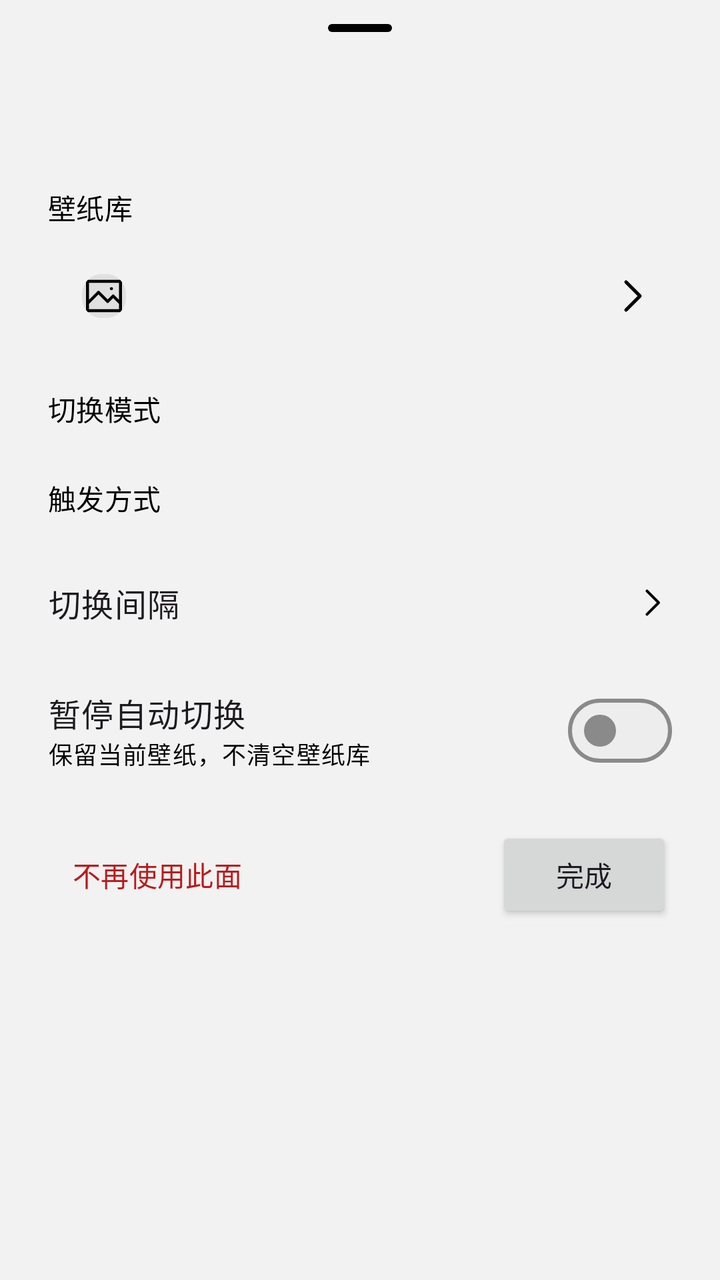
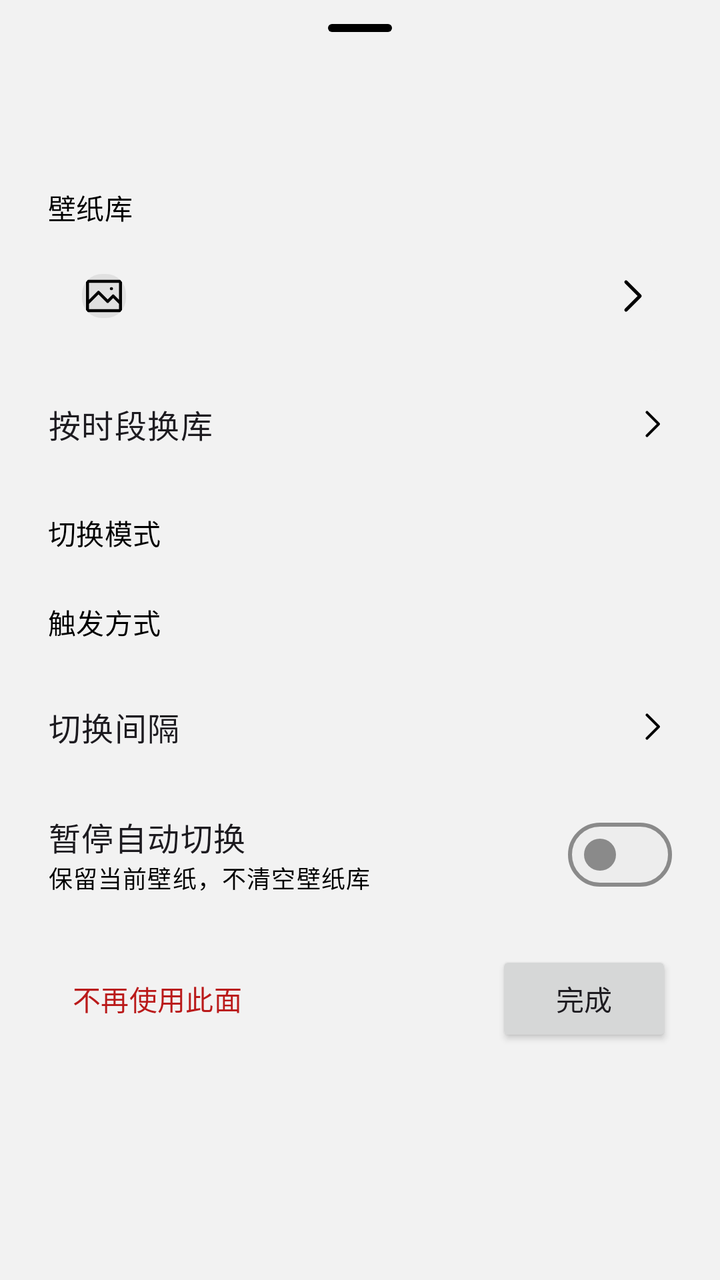

An Android layout rendered at two revisions. The XML below is the earlier revision; the diff shows what the commit changed to produce the second picture.
<!-- AndroidManifest.xml: application theme AppTheme -->
<!-- res/layout/dialog_slot_settings.xml -->
<?xml version="1.0" encoding="utf-8"?>
<androidx.core.widget.NestedScrollView xmlns:android="http://schemas.android.com/apk/res/android"
    xmlns:app="http://schemas.android.com/apk/res-auto"
    android:layout_width="match_parent"
    android:layout_height="wrap_content"
    android:scrollbars="none">

    <LinearLayout
        android:layout_width="match_parent"
        android:layout_height="wrap_content"
        android:orientation="vertical"
        android:paddingStart="24dp"
        android:paddingEnd="24dp"
        android:paddingBottom="16dp">

        <com.google.android.material.bottomsheet.BottomSheetDragHandleView
            android:layout_width="match_parent"
            android:layout_height="wrap_content" />

        <TextView
            android:id="@+id/tv_sheet_title"
            android:layout_width="wrap_content"
            android:layout_height="wrap_content"
            android:textAppearance="?attr/textAppearanceTitleLarge" />

        <TextView
            android:layout_width="wrap_content"
            android:layout_height="wrap_content"
            android:layout_marginTop="16dp"
            android:text="@string/slot_lib_label"
            android:textAppearance="@style/TextAppearance.Ws.Section" />

        
        <LinearLayout
            android:id="@+id/row_slot_lib"
            android:layout_width="match_parent"
            android:layout_height="wrap_content"
            android:layout_marginTop="6dp"
            android:background="@drawable/picker_row_bg"
            android:clickable="true"
            android:focusable="true"
            android:gravity="center_vertical"
            android:minHeight="56dp"
            android:orientation="horizontal"
            android:paddingStart="8dp"
            android:paddingTop="6dp"
            android:paddingEnd="8dp"
            android:paddingBottom="6dp">

            <com.google.android.material.imageview.ShapeableImageView
                android:id="@+id/img_slot_lib_thumb"
                android:layout_width="40dp"
                android:layout_height="40dp"
                android:background="@color/divider"
                android:contentDescription="@string/thumb_desc"
                android:padding="9dp"
                android:scaleType="centerCrop"
                android:src="@drawable/ic_tab_wallpaper"
                android:tint="@color/text_secondary"
                app:shapeAppearanceOverlay="@style/RoundedThumb" />

            <TextView
                android:id="@+id/tv_slot_lib"
                android:layout_width="0dp"
                android:layout_height="wrap_content"
                android:layout_marginStart="12dp"
                android:layout_weight="1"
                android:ellipsize="end"
                android:maxLines="1"
                android:textAppearance="?attr/textAppearanceBodyLarge" />

            <ImageView
                android:layout_width="24dp"
                android:layout_height="24dp"
                android:contentDescription="@string/slot_lib_label"
                android:src="@drawable/ic_chevron_right"
                app:tint="?attr/colorOnSurfaceVariant" />
        </LinearLayout>

        <TextView
            android:layout_width="wrap_content"
            android:layout_height="wrap_content"
            android:layout_marginTop="18dp"
            android:text="@string/lib_mode_title"
            android:textAppearance="@style/TextAppearance.Ws.Section" />

        <com.google.android.material.button.MaterialButtonToggleGroup
            android:id="@+id/toggle_mode"
            android:layout_width="match_parent"
            android:layout_height="wrap_content"
            android:layout_marginTop="6dp"
            app:selectionRequired="true"
            app:singleSelection="true">

            <Button
                android:id="@+id/btn_mode_order"
                style="@style/Widget.Ws.SegmentButton"
                android:layout_width="0dp"
                android:layout_height="wrap_content"
                android:layout_weight="1"
                android:text="@string/mode_order" />

            <Button
                android:id="@+id/btn_mode_random"
                style="@style/Widget.Ws.SegmentButton"
                android:layout_width="0dp"
                android:layout_height="wrap_content"
                android:layout_weight="1"
                android:text="@string/mode_random" />
        </com.google.android.material.button.MaterialButtonToggleGroup>

        
        <TextView
            android:layout_width="wrap_content"
            android:layout_height="wrap_content"
            android:layout_marginTop="18dp"
            android:text="@string/trigger_mode_title"
            android:textAppearance="@style/TextAppearance.Ws.Section" />

        <com.google.android.material.button.MaterialButtonToggleGroup
            android:id="@+id/toggle_trigger"
            android:layout_width="match_parent"
            android:layout_height="wrap_content"
            android:layout_marginTop="6dp"
            app:selectionRequired="true"
            app:singleSelection="true">

            <Button
                android:id="@+id/btn_trigger_timer"
                style="@style/Widget.Ws.SegmentButton"
                android:layout_width="0dp"
                android:layout_height="wrap_content"
                android:layout_weight="1"
                android:text="@string/trigger_short_timer" />

            <Button
                android:id="@+id/btn_trigger_event"
                style="@style/Widget.Ws.SegmentButton"
                android:layout_width="0dp"
                android:layout_height="wrap_content"
                android:layout_weight="1" />
        </com.google.android.material.button.MaterialButtonToggleGroup>

        
        <TextView
            android:id="@+id/tv_trigger_hint"
            android:layout_width="match_parent"
            android:layout_height="wrap_content"
            android:layout_marginTop="6dp"
            android:textAppearance="?attr/textAppearanceBodySmall"
            android:textColor="?attr/colorOnSurfaceVariant"
            android:visibility="gone" />
        <LinearLayout
            android:id="@+id/row_interval"
            android:layout_width="match_parent"
            android:layout_height="wrap_content"
            android:layout_marginTop="10dp"
            android:background="?attr/selectableItemBackground"
            android:clickable="true"
            android:focusable="true"
            android:gravity="center_vertical"
            android:minHeight="52dp"
            android:orientation="horizontal">

            <TextView
                android:id="@+id/tv_interval_label"
                android:layout_width="0dp"
                android:layout_height="wrap_content"
                android:layout_weight="1"
                android:text="@string/lib_interval_label"
                android:textAppearance="?attr/textAppearanceBodyLarge" />

            <TextView
                android:id="@+id/tv_interval"
                android:layout_width="wrap_content"
                android:layout_height="wrap_content"
                android:textAppearance="?attr/textAppearanceLabelLarge"
                android:textColor="?attr/colorPrimary" />

            <ImageView
                android:layout_width="20dp"
                android:layout_height="20dp"
                android:layout_marginStart="4dp"
                android:contentDescription="@null"
                android:src="@drawable/ic_chevron_right"
                app:tint="?attr/colorOnSurfaceVariant" />
        </LinearLayout>

        
        <LinearLayout
            android:layout_width="match_parent"
            android:layout_height="wrap_content"
            android:layout_marginTop="10dp"
            android:gravity="center_vertical"
            android:minHeight="56dp"
            android:orientation="horizontal">

            <LinearLayout
                android:layout_width="0dp"
                android:layout_height="wrap_content"
                android:layout_weight="1"
                android:orientation="vertical">

                <TextView
                    android:layout_width="wrap_content"
                    android:layout_height="wrap_content"
                    android:text="@string/design_pause_switch"
                    android:textAppearance="?attr/textAppearanceBodyLarge" />

                <TextView
                    android:layout_width="match_parent"
                    android:layout_height="wrap_content"
                    android:text="@string/design_pause_summary"
                    android:textAppearance="?attr/textAppearanceBodySmall"
                    android:textColor="?attr/colorOnSurfaceVariant" />
            </LinearLayout>

            <com.google.android.material.materialswitch.MaterialSwitch
                android:id="@+id/sw_slot_pause"
                android:layout_width="wrap_content"
                android:layout_height="wrap_content"
                android:contentDescription="@string/design_pause_switch" />
        </LinearLayout>

        <LinearLayout
            android:layout_width="match_parent"
            android:layout_height="wrap_content"
            android:layout_marginTop="20dp"
            android:gravity="center_vertical"
            android:orientation="horizontal">

            <Button
                android:id="@+id/btn_slot_clear"
                style="?attr/borderlessButtonStyle"
                android:layout_width="wrap_content"
                android:layout_height="wrap_content"
                android:text="@string/slot_clear"
                android:textColor="?attr/colorError" />

            <View
                android:layout_width="0dp"
                android:layout_height="1dp"
                android:layout_weight="1" />

            <Button
                android:id="@+id/btn_slot_done"
                android:layout_width="wrap_content"
                android:layout_height="wrap_content"
                android:text="@string/done" />
        </LinearLayout>
    </LinearLayout>
</androidx.core.widget.NestedScrollView>
<!-- resources referenced by this layout -->
<resources>
  <color name="divider">#E0E0E0</color>
  <color name="text_secondary">#000000</color>
  <string name="design_pause_summary">保留当前壁纸，不清空壁纸库</string>
  <string name="design_pause_switch">暂停自动切换</string>
  <string name="done">完成</string>
  <string name="lib_interval_label">切换间隔</string>
  <string name="lib_mode_title">切换模式</string>
  <string name="mode_order">顺序切换</string>
  <string name="mode_random">随机切换</string>
  <string name="slot_clear">不再使用此面</string>
  <string name="slot_lib_label">壁纸库</string>
  <string name="thumb_desc">壁纸缩略图</string>
  <string name="trigger_mode_title">触发方式</string>
  <string name="trigger_short_timer">定时</string>
  <style name="RoundedThumb">
          <item name="cornerFamily">rounded</item>
          <item name="cornerSize">10dp</item>
      </style>
  <style name="TextAppearance.Ws.Section" parent="TextAppearance.Material3.TitleSmall">
          <item name="android:textColor">?attr/colorOnSurface</item>
      </style>
  <color name="page_bg">#F2F2F2</color>
  <color name="m3_primary">#4A4A4A</color>
  <color name="m3_on_surface">#000000</color>
  <color name="m3_on_primary">#FFFFFF</color>
  <color name="m3_primary_container">#E7E7E7</color>
  <color name="m3_on_primary_container">#000000</color>
  <color name="m3_inverse_primary">#D6D6D6</color>
  <color name="m3_secondary">#5C5C5C</color>
  <color name="m3_on_secondary">#FFFFFF</color>
  <color name="m3_secondary_container">#E7E7E7</color>
  <color name="m3_on_secondary_container">#000000</color>
  <color name="m3_tertiary">#6A6A6A</color>
  <color name="m3_on_tertiary">#FFFFFF</color>
  <color name="m3_tertiary_container">#EDEDED</color>
  <color name="m3_on_tertiary_container">#000000</color>
  <color name="m3_error">#BA1A1A</color>
  <color name="m3_on_error">#FFFFFF</color>
  <color name="m3_error_container">#FFDAD6</color>
  <color name="m3_on_error_container">#410002</color>
  <color name="m3_surface">#F2F2F2</color>
  <color name="m3_surface_variant">#E3E3E3</color>
  <color name="m3_on_surface_variant">#000000</color>
  <color name="m3_inverse_surface">#2E2E2E</color>
  <color name="m3_inverse_on_surface">#F2F2F2</color>
  <color name="m3_outline">#8A8A8A</color>
  <color name="m3_outline_variant">#DCDCDC</color>
  <color name="m3_surface_container_lowest">#FFFFFF</color>
  <color name="m3_surface_container_low">#FFFFFF</color>
  <color name="m3_surface_container">#FAFAFA</color>
  <color name="m3_surface_container_high">#FFFFFF</color>
  <color name="m3_surface_container_highest">#EDEDED</color>
  <color name="m3_surface_dim">#E6E6E6</color>
  <color name="m3_surface_bright">#FFFFFF</color>
  <style name="Shape.Ws.Small" parent="">
          <item name="cornerFamily">rounded</item>
          <item name="cornerSize">8dp</item>
      </style>
  <style name="Shape.Ws.Medium" parent="">
          <item name="cornerFamily">rounded</item>
          <item name="cornerSize">16dp</item>
      </style>
  <style name="Shape.Ws.Large" parent="">
          <item name="cornerFamily">rounded</item>
          <item name="cornerSize">24dp</item>
      </style>
  <style name="ThemeOverlay.Ws.BottomSheet" parent="ThemeOverlay.Material3.BottomSheetDialog">
          <item name="bottomSheetStyle">@style/Widget.Ws.BottomSheet</item>
      </style>
  <style name="Widget.Ws.PopupMenu.Overflow" parent="Widget.Material3.PopupMenu.Overflow">
          <item name="android:popupBackground">@drawable/popup_menu_background</item>
          <item name="android:popupElevation">8dp</item>
      </style>
  <style name="Widget.Ws.DropDownList" parent="Widget.AppCompat.ListView.DropDown">
          <item name="android:scrollbars">none</item>
      </style>
  <style name="Widget.Ws.BottomSheet" parent="Widget.Material3.BottomSheet.Modal">
          <item name="backgroundTint">?attr/colorSurfaceContainerLow</item>
      </style>
  <!-- unchanged entries left out for length: 11 -->
</resources>

<!-- the commit's change to res/layout/dialog_slot_settings.xml (unified diff, before → after) -->
@@ -77,81 +77,9 @@
                 app:tint="?attr/colorOnSurfaceVariant" />
         </LinearLayout>
 
-        <TextView
-            android:layout_width="wrap_content"
-            android:layout_height="wrap_content"
-            android:layout_marginTop="18dp"
-            android:text="@string/lib_mode_title"
-            android:textAppearance="@style/TextAppearance.Ws.Section" />
-
-        <com.google.android.material.button.MaterialButtonToggleGroup
-            android:id="@+id/toggle_mode"
-            android:layout_width="match_parent"
-            android:layout_height="wrap_content"
-            android:layout_marginTop="6dp"
-            app:selectionRequired="true"
-            app:singleSelection="true">
-
-            <Button
-                android:id="@+id/btn_mode_order"
-                style="@style/Widget.Ws.SegmentButton"
-                android:layout_width="0dp"
-                android:layout_height="wrap_content"
-                android:layout_weight="1"
-                android:text="@string/mode_order" />
-
-            <Button
-                android:id="@+id/btn_mode_random"
-                style="@style/Widget.Ws.SegmentButton"
-                android:layout_width="0dp"
-                android:layout_height="wrap_content"
-                android:layout_weight="1"
-                android:text="@string/mode_random" />
-        </com.google.android.material.button.MaterialButtonToggleGroup>
-
-        
-        <TextView
-            android:layout_width="wrap_content"
-            android:layout_height="wrap_content"
-            android:layout_marginTop="18dp"
-            android:text="@string/trigger_mode_title"
-            android:textAppearance="@style/TextAppearance.Ws.Section" />
-
-        <com.google.android.material.button.MaterialButtonToggleGroup
-            android:id="@+id/toggle_trigger"
-            android:layout_width="match_parent"
-            android:layout_height="wrap_content"
-            android:layout_marginTop="6dp"
-            app:selectionRequired="true"
-            app:singleSelection="true">
-
-            <Button
-                android:id="@+id/btn_trigger_timer"
-                style="@style/Widget.Ws.SegmentButton"
-                android:layout_width="0dp"
-                android:layout_height="wrap_content"
-                android:layout_weight="1"
-                android:text="@string/trigger_short_timer" />
-
-            <Button
-                android:id="@+id/btn_trigger_event"
-                style="@style/Widget.Ws.SegmentButton"
-                android:layout_width="0dp"
-                android:layout_height="wrap_content"
-                android:layout_weight="1" />
-        </com.google.android.material.button.MaterialButtonToggleGroup>
-
-        
-        <TextView
-            android:id="@+id/tv_trigger_hint"
-            android:layout_width="match_parent"
-            android:layout_height="wrap_content"
-            android:layout_marginTop="6dp"
-            android:textAppearance="?attr/textAppearanceBodySmall"
-            android:textColor="?attr/colorOnSurfaceVariant"
-            android:visibility="gone" />
-        <LinearLayout
-            android:id="@+id/row_interval"
+        
+        <LinearLayout
+            android:id="@+id/row_time_lib"
             android:layout_width="match_parent"
             android:layout_height="wrap_content"
             android:layout_marginTop="10dp"
@@ -163,17 +91,19 @@
             android:orientation="horizontal">
 
             <TextView
-                android:id="@+id/tv_interval_label"
-                android:layout_width="0dp"
-                android:layout_height="wrap_content"
-                android:layout_weight="1"
-                android:text="@string/lib_interval_label"
+                android:layout_width="0dp"
+                android:layout_height="wrap_content"
+                android:layout_weight="1"
+                android:text="@string/time_lib_title"
                 android:textAppearance="?attr/textAppearanceBodyLarge" />
 
             <TextView
-                android:id="@+id/tv_interval"
-                android:layout_width="wrap_content"
-                android:layout_height="wrap_content"
+                android:id="@+id/tv_time_lib_value"
+                android:layout_width="wrap_content"
+                android:layout_height="wrap_content"
+                android:ellipsize="end"
+                android:maxLines="1"
+                android:maxWidth="220dp"
                 android:textAppearance="?attr/textAppearanceLabelLarge"
                 android:textColor="?attr/colorPrimary" />
 
@@ -186,6 +116,115 @@
                 app:tint="?attr/colorOnSurfaceVariant" />
         </LinearLayout>
 
+        <TextView
+            android:layout_width="wrap_content"
+            android:layout_height="wrap_content"
+            android:layout_marginTop="18dp"
+            android:text="@string/lib_mode_title"
+            android:textAppearance="@style/TextAppearance.Ws.Section" />
+
+        <com.google.android.material.button.MaterialButtonToggleGroup
+            android:id="@+id/toggle_mode"
+            android:layout_width="match_parent"
+            android:layout_height="wrap_content"
+            android:layout_marginTop="6dp"
+            app:selectionRequired="true"
+            app:singleSelection="true">
+
+            <Button
+                android:id="@+id/btn_mode_order"
+                style="@style/Widget.Ws.SegmentButton"
+                android:layout_width="0dp"
+                android:layout_height="wrap_content"
+                android:layout_weight="1"
+                android:text="@string/mode_order" />
+
+            <Button
+                android:id="@+id/btn_mode_random"
+                style="@style/Widget.Ws.SegmentButton"
+                android:layout_width="0dp"
+                android:layout_height="wrap_content"
+                android:layout_weight="1"
+                android:text="@string/mode_random" />
+        </com.google.android.material.button.MaterialButtonToggleGroup>
+
+        
+        <TextView
+            android:layout_width="wrap_content"
+            android:layout_height="wrap_content"
+            android:layout_marginTop="18dp"
+            android:text="@string/trigger_mode_title"
+            android:textAppearance="@style/TextAppearance.Ws.Section" />
+
+        <com.google.android.material.button.MaterialButtonToggleGroup
+            android:id="@+id/toggle_trigger"
+            android:layout_width="match_parent"
+            android:layout_height="wrap_content"
+            android:layout_marginTop="6dp"
+            app:selectionRequired="true"
+            app:singleSelection="true">
+
+            <Button
+                android:id="@+id/btn_trigger_timer"
+                style="@style/Widget.Ws.SegmentButton"
+                android:layout_width="0dp"
+                android:layout_height="wrap_content"
+                android:layout_weight="1"
+                android:text="@string/trigger_short_timer" />
+
+            <Button
+                android:id="@+id/btn_trigger_event"
+                style="@style/Widget.Ws.SegmentButton"
+                android:layout_width="0dp"
+                android:layout_height="wrap_content"
+                android:layout_weight="1" />
+        </com.google.android.material.button.MaterialButtonToggleGroup>
+
+        
+        <TextView
+            android:id="@+id/tv_trigger_hint"
+            android:layout_width="match_parent"
+            android:layout_height="wrap_content"
+            android:layout_marginTop="6dp"
+            android:textAppearance="?attr/textAppearanceBodySmall"
+            android:textColor="?attr/colorOnSurfaceVariant"
+            android:visibility="gone" />
+        <LinearLayout
+            android:id="@+id/row_interval"
+            android:layout_width="match_parent"
+            android:layout_height="wrap_content"
+            android:layout_marginTop="10dp"
+            android:background="?attr/selectableItemBackground"
+            android:clickable="true"
+            android:focusable="true"
+            android:gravity="center_vertical"
+            android:minHeight="52dp"
+            android:orientation="horizontal">
+
+            <TextView
+                android:id="@+id/tv_interval_label"
+                android:layout_width="0dp"
+                android:layout_height="wrap_content"
+                android:layout_weight="1"
+                android:text="@string/lib_interval_label"
+                android:textAppearance="?attr/textAppearanceBodyLarge" />
+
+            <TextView
+                android:id="@+id/tv_interval"
+                android:layout_width="wrap_content"
+                android:layout_height="wrap_content"
+                android:textAppearance="?attr/textAppearanceLabelLarge"
+                android:textColor="?attr/colorPrimary" />
+
+            <ImageView
+                android:layout_width="20dp"
+                android:layout_height="20dp"
+                android:layout_marginStart="4dp"
+                android:contentDescription="@null"
+                android:src="@drawable/ic_chevron_right"
+                app:tint="?attr/colorOnSurfaceVariant" />
+        </LinearLayout>
+
         
         <LinearLayout
             android:layout_width="match_parent"
<!-- resource entries referenced after the edit -->
@@ -12,6 +12,7 @@
   <string name="slot_clear">不再使用此面</string>
   <string name="slot_lib_label">壁纸库</string>
   <string name="thumb_desc">壁纸缩略图</string>
+  <string name="time_lib_title">按时段换库</string>
   <string name="trigger_mode_title">触发方式</string>
   <string name="trigger_short_timer">定时</string>
   <style name="RoundedThumb">
